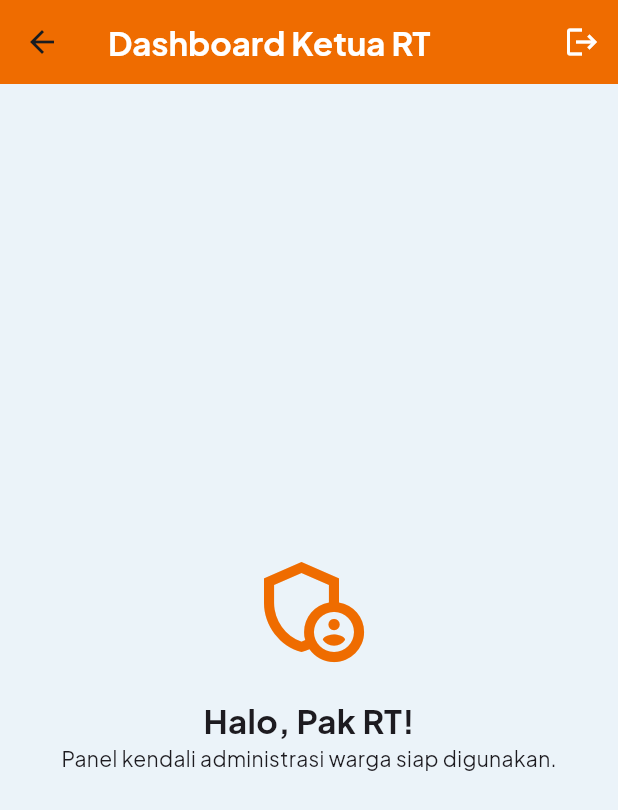
After one commit to Algaray02/Wargify-Frontend, a Flutter app: the RTDashboard screen opened directly, on a phone screen of 412 x 824 dp. The commit adds this screen. Shown: the top 810 px of the screen. Run offline on Flutter 3.47's test engine with Material 3 defaults, Android fonts, the phone set to English and light mode, and no system bars; our stand-ins replace dio, google_fonts, shared_preferences; accounts and stored records are empty; network calls fail.

Commit message:
feat: update API endpoint, refactor dashboard navigation, and implement role-based dashboard screens

```diff
--- a/lib/core/constants/api_endpoints.dart
+++ b/lib/core/constants/api_endpoints.dart
@@ -1,7 +1,7 @@
 class ApiEndpoints {
   // Ganti dengan IP Local Komputer kamu (Cek via 'hostname -I' atau 'ip addr')
   // PENTING: Pastikan IP ini adalah IP server di jaringan lokal yang SAMA dengan hape
-  static const String baseUrl = 'http://10.217.174.32:8081/api/v1';
+  static const String baseUrl = 'http://192.168.1.6:8081/api/v1';
 
   static const String login = '/login';
   static const String logout = '/logout';
--- a/lib/main.dart
+++ b/lib/main.dart
@@ -2,7 +2,7 @@ import 'package:flutter/material.dart';
 import 'package:google_fonts/google_fonts.dart';
 import 'core/constants/colors.dart';
 import 'screens/auth/login_screen.dart';
-import 'screens/dashboard/dashboard_screen.dart';
+import 'screens/dashboard/dashboard_wrapper.dart';
 import 'services/auth/auth_service.dart';
 
 void main() async {
@@ -11,7 +11,7 @@ void main() async {
   final authService = AuthService();
   final bool loggedIn = await authService.isLoggedIn();
 
-  runApp(MyApp(initialPage: loggedIn ? const DashboardScreen() : const LoginScreen()));
+  runApp(MyApp(initialPage: loggedIn ? const DashboardWrapper() : const LoginScreen()));
 }
 
 class MyApp extends StatelessWidget {
--- a/lib/screens/auth/login_screen.dart
+++ b/lib/screens/auth/login_screen.dart
@@ -3,7 +3,7 @@ import 'package:google_fonts/google_fonts.dart';
 import '../../core/constants/colors.dart';
 import '../../services/auth/auth_service.dart';
 import '../../widgets/common/primary_button.dart';
-import '../dashboard/dashboard_screen.dart';
+import '../dashboard/dashboard_wrapper.dart';
 
 class LoginScreen extends StatefulWidget {
   const LoginScreen({super.key});
@@ -37,7 +37,7 @@ class _LoginScreenState extends State<LoginScreen> {
 
       if (mounted) {
         Navigator.of(context).pushReplacement(
-          MaterialPageRoute(builder: (context) => const DashboardScreen()),
+          MaterialPageRoute(builder: (context) => const DashboardWrapper()),
         );
       }
     } catch (e) {
--- /dev/null
+++ b/lib/screens/dashboard/rt/rt_dashboard.dart
@@ -0,0 +1,45 @@
+import 'package:flutter/material.dart';
+import 'package:google_fonts/google_fonts.dart';
+import '../../../core/constants/colors.dart';
+import '../../../services/auth/auth_service.dart';
+import '../../auth/login_screen.dart';
+
+class RTDashboard extends StatelessWidget {
+  const RTDashboard({super.key});
+
+  @override
+  Widget build(BuildContext context) {
+    final authService = AuthService();
+
+    return Scaffold(
+      backgroundColor: AppColors.background,
+      appBar: AppBar(
+        title: Text('Dashboard Ketua RT', style: GoogleFonts.plusJakartaSans(fontWeight: FontWeight.bold, color: Colors.white)),
+        backgroundColor: Colors.orange.shade800,
+        elevation: 0,
+        actions: [
+          IconButton(
+            icon: const Icon(Icons.logout, color: Colors.white),
+            onPressed: () async {
+              await authService.logout();
+              if (context.mounted) {
+                Navigator.of(context).pushReplacement(MaterialPageRoute(builder: (context) => const LoginScreen()));
+              }
+            },
+          ),
+        ],
+      ),
+      body: Center(
+        child: Column(
+          mainAxisAlignment: MainAxisAlignment.center,
+          children: [
+            Icon(Icons.admin_panel_settings_outlined, size: 80, color: Colors.orange.shade800),
+            const SizedBox(height: 20),
+            Text('Halo, Pak RT!', style: GoogleFonts.plusJakartaSans(fontSize: 22, fontWeight: FontWeight.bold)),
+            const Text('Panel kendali administrasi warga siap digunakan.'),
+          ],
+        ),
+      ),
+    );
+  }
+}
```
Also changed, not shown: lib/screens/dashboard/bendahara/bendahara_dashboard.dart (added, +45 -0 lines), lib/screens/dashboard/dashboard_screen.dart (deleted, +0 -61 lines), lib/screens/dashboard/dashboard_wrapper.dart (added, +50 -0 lines), lib/screens/dashboard/warga/warga_dashboard.dart (added, +45 -0 lines).
